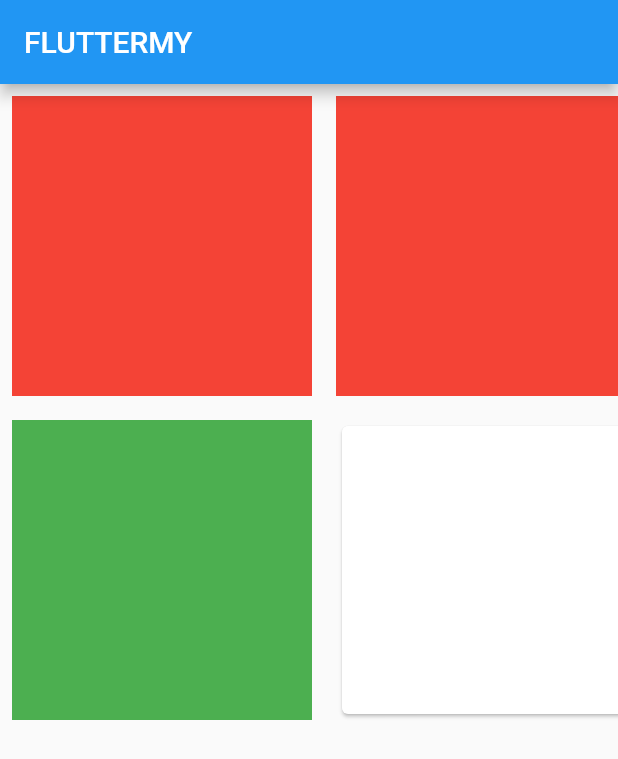
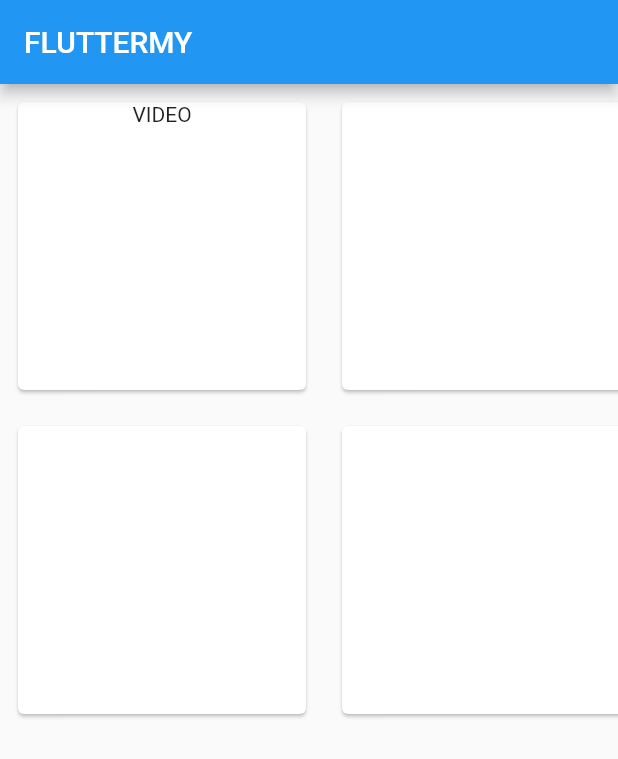
Before and after one commit to kaiofgl/fluttermy, a Flutter app: the screen it shows after launch, on a phone screen of 412 x 824 dp. Shown: the top 759 px of the screen. Run offline on Flutter 3.47's test engine with Material 2 defaults, Android fonts, the phone set to English and light mode, and no system bars.

Commit message:
feature/O FIM DA DERROTA

```diff
--- a/lib/main.dart
+++ b/lib/main.dart
@@ -1,5 +1,6 @@
 import 'package:flutter/material.dart';
-import 'package:flutter/services.dart';
+
+import 'package:url_launcher/url_launcher.dart';
 
 void main() {
   runApp(MaterialApp(
@@ -22,13 +23,27 @@ class Home extends StatelessWidget {
               children: <Widget>[
                 Padding(
                   padding: const EdgeInsets.all(8.0),
-                  child:
-                      Container(height: 200.0, width: 200.0, color: Colors.red),
+                  child: Container(
+                    height: 200.0,
+                    width: 200.0,
+                    child: GestureDetector(
+                      onTap: _launchURL,
+                      child: Card(
+                        child: const Text(
+                          'VIDEO',
+                          textAlign: TextAlign.center,
+                        ),
+                      ),
+                    ),
+                  ),
                 ),
                 Padding(
                   padding: const EdgeInsets.all(8.0),
                   child: Container(
-                      height: 200.0, width: 200.0, color: Colors.green),
+                    height: 200.0,
+                    width: 200.0,
+                    child: Card(),
+                  ),
                 ),
               ],
             ),
@@ -36,13 +51,19 @@ class Home extends StatelessWidget {
               children: <Widget>[
                 Padding(
                   padding: const EdgeInsets.all(8.0),
-                  child:
-                      Container(height: 200.0, width: 200.0, color: Colors.red),
+                  child: Container(
+                    height: 200.0,
+                    width: 200.0,
+                    child: Card(),
+                  ),
                 ),
                 Padding(
                   padding: const EdgeInsets.all(8.0),
                   child: Container(
-                      height: 200.0, width: 200.0, child: Card(),),
+                    height: 200.0,
+                    width: 200.0,
+                    child: Card(),
+                  ),
                 ),
               ],
             ),
@@ -51,4 +72,13 @@ class Home extends StatelessWidget {
       ),
     );
   }
+
+  _launchURL() async {
+    const url = 'https://flutter.io';
+    if (await canLaunch(url)) {
+      await launch(url);
+    } else {
+      throw 'Could not launch $url';
+    }
+  }
 }
--- a/pubspec.yaml
+++ b/pubspec.yaml
@@ -4,7 +4,7 @@ description: Take your design up a notch and learn to use our advanced component
 dependencies:
   flutter:
     sdk: flutter
-
+  url_launcher: ^5.0.2
   cupertino_icons: ^0.1.2
   intl: ^0.15.7
   scoped_model: ^0.3.0
```
Also changed, not shown: pubspec.lock.
